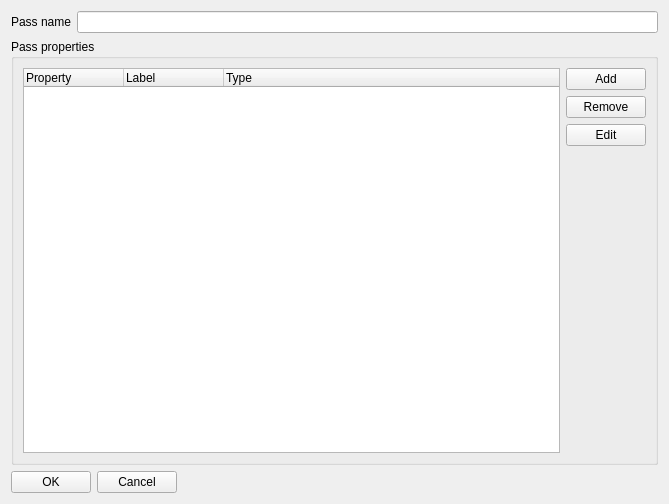
Old version of the form code/nel/tools/3d/object_viewer_qt/src/plugins/material_editor/material_properties.ui in the repository ryzom/ryzomcore.
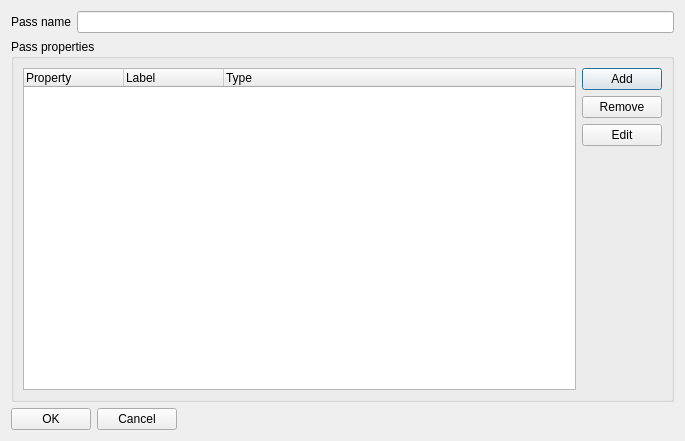
New version of the form.

The edit to the form file:
```diff
--- a/code/nel/tools/3d/object_viewer_qt/src/plugins/material_editor/material_properties.ui
+++ b/code/nel/tools/3d/object_viewer_qt/src/plugins/material_editor/material_properties.ui
@@ -1,7 +1,7 @@
 <?xml version="1.0" encoding="UTF-8"?>
 <ui version="4.0">
  <class>MatPropWidget</class>
- <widget class="QWidget" name="MatPropWidget">
+ <widget class="QDialog" name="MatPropWidget">
   <property name="windowModality">
    <enum>Qt::ApplicationModal</enum>
   </property>
@@ -9,8 +9,8 @@
    <rect>
     <x>0</x>
     <y>0</y>
-    <width>669</width>
-    <height>504</height>
+    <width>685</width>
+    <height>441</height>
    </rect>
   </property>
   <property name="windowTitle">
```
